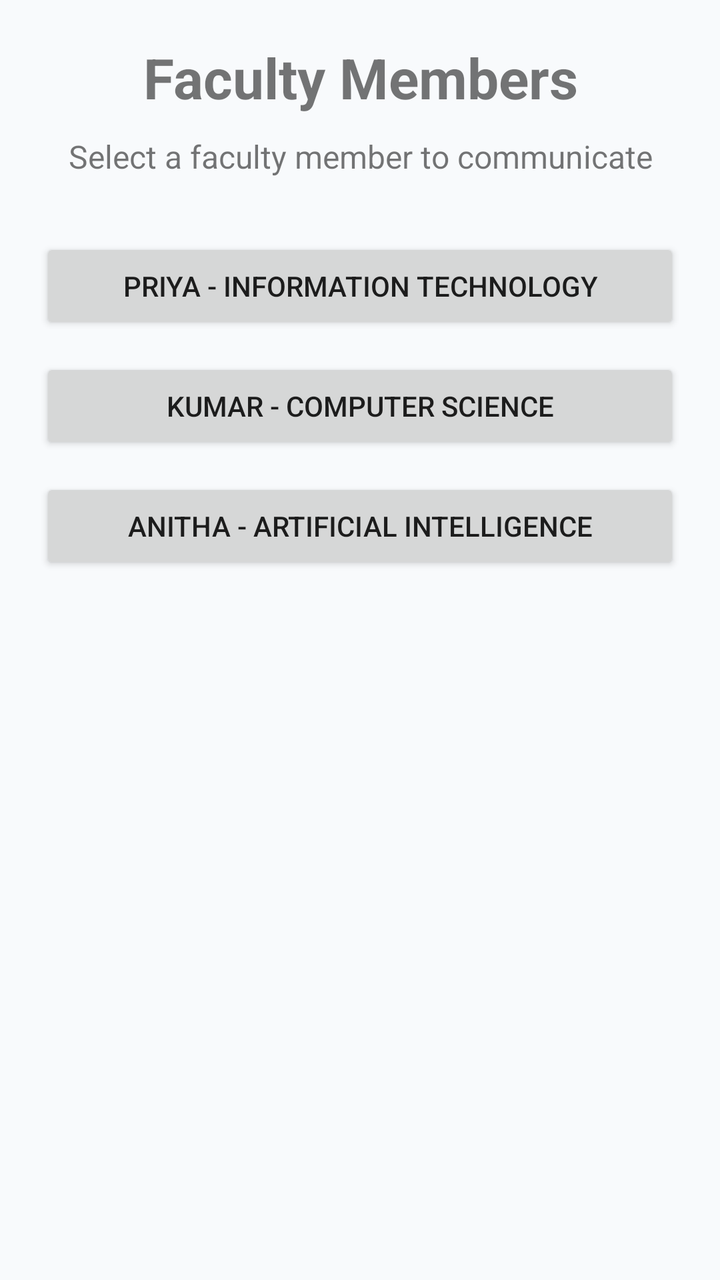
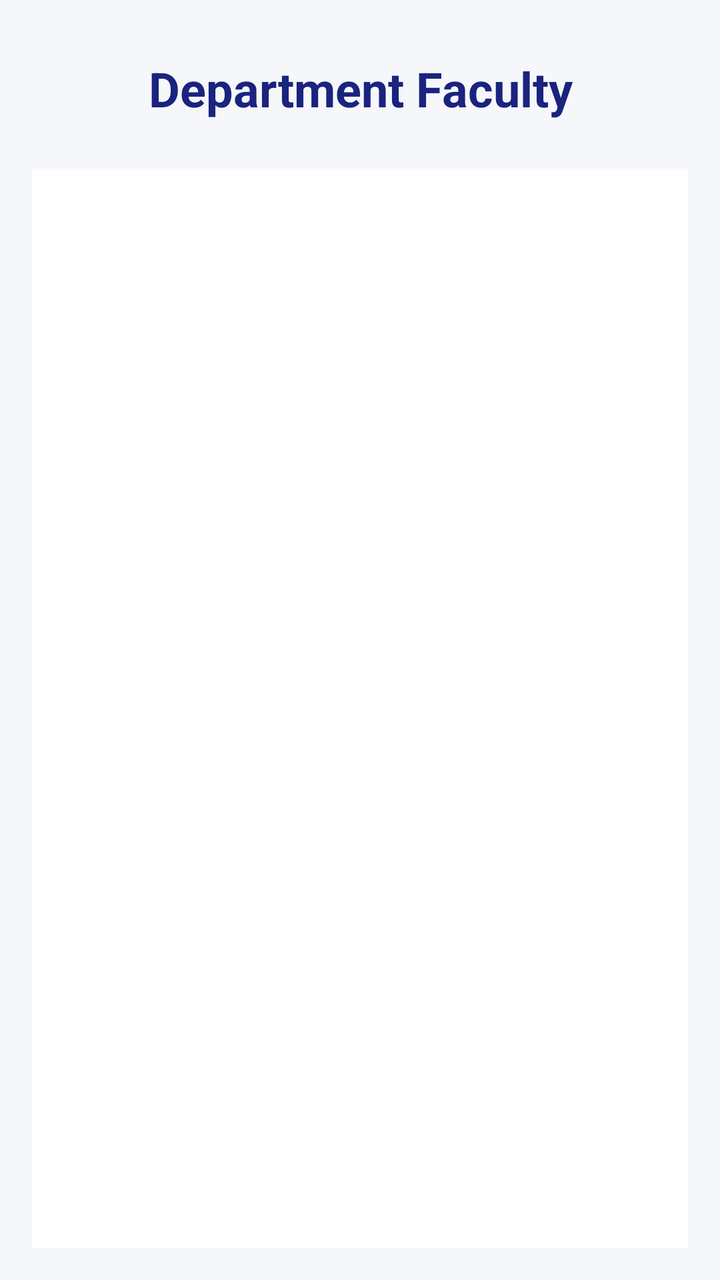

An Android layout rendered at two revisions. The XML below is the earlier revision; the diff shows what the commit changed to produce the second picture.
<!-- AndroidManifest.xml: application theme Theme.DeptFlow -->
<!-- res/layout/activity_faculty_list.xml -->
<?xml version="1.0" encoding="utf-8"?>
<ScrollView xmlns:android="http://schemas.android.com/apk/res/android"
    android:layout_width="match_parent"
    android:layout_height="match_parent">

    <LinearLayout
        android:layout_width="match_parent"
        android:layout_height="wrap_content"
        android:orientation="vertical"
        android:padding="20dp">

        <TextView
            android:layout_width="match_parent"
            android:layout_height="wrap_content"
            android:text="Faculty Members"
            android:textSize="28sp"
            android:textStyle="bold"
            android:gravity="center"
            android:layout_marginBottom="10dp" />

        <TextView
            android:layout_width="match_parent"
            android:layout_height="wrap_content"
            android:text="Select a faculty member to communicate"
            android:textSize="16sp"
            android:gravity="center"
            android:layout_marginBottom="30dp" />

        <Button
            android:id="@+id/btnFaculty1"
            android:layout_width="match_parent"
            android:layout_height="wrap_content"
            android:text="Priya - Information Technology"
            android:layout_marginBottom="12dp" />

        <Button
            android:id="@+id/btnFaculty2"
            android:layout_width="match_parent"
            android:layout_height="wrap_content"
            android:text="Kumar - Computer Science"
            android:layout_marginBottom="12dp" />

        <Button
            android:id="@+id/btnFaculty3"
            android:layout_width="match_parent"
            android:layout_height="wrap_content"
            android:text="Anitha - Artificial Intelligence" />

    </LinearLayout>

</ScrollView>
<!-- resources referenced by this layout -->
<resources>
  <style name="Theme.DeptFlow" parent="Theme.MaterialComponents.DayNight.NoActionBar">
          
          <item name="colorPrimary">@color/primary</item>
          <item name="colorPrimaryVariant">@color/primary_dark</item>
          <item name="colorOnPrimary">@color/text_on_primary</item>
          
          <item name="colorSecondary">@color/accent</item>
          <item name="colorSecondaryVariant">@color/accent_light</item>
          <item name="colorOnSecondary">@color/text_on_primary</item>
          
          <item name="android:statusBarColor">@color/primary_dark</item>
          <item name="android:windowLightStatusBar" tools:targetApi="m">false</item>
          <item name="android:windowBackground">@color/background</item>
      </style>
  <color name="primary">#1E3A8A</color>
  <color name="primary_dark">#172554</color>
  <color name="text_on_primary">#FFFFFF</color>
  <color name="accent">#0D9488</color>
  <color name="accent_light">#14B8A6</color>
  <color name="background">#F8FAFC</color>
</resources>

<!-- the commit's change to res/layout/activity_faculty_list.xml (unified diff, before → after) -->
@@ -1,51 +1,35 @@
 <?xml version="1.0" encoding="utf-8"?>
-<ScrollView xmlns:android="http://schemas.android.com/apk/res/android"
+<LinearLayout xmlns:android="http://schemas.android.com/apk/res/android"
     android:layout_width="match_parent"
-    android:layout_height="match_parent">
+    android:layout_height="match_parent"
+    android:orientation="vertical"
+    android:padding="16dp"
+    android:background="#F5F7FA">
 
-    <LinearLayout
+    
+
+    <TextView
+        android:id="@+id/tvFacultyTitle"
         android:layout_width="match_parent"
         android:layout_height="wrap_content"
-        android:orientation="vertical"
-        android:padding="20dp">
+        android:text="Department Faculty"
+        android:textSize="24sp"
+        android:textStyle="bold"
+        android:textColor="#1A237E"
+        android:gravity="center"
+        android:padding="12dp"
+        android:layout_marginBottom="12dp" />
 
-        <TextView
-            android:layout_width="match_parent"
-            android:layout_height="wrap_content"
-            android:text="Faculty Members"
-            android:textSize="28sp"
-            android:textStyle="bold"
-            android:gravity="center"
-            android:layout_marginBottom="10dp" />
+    
 
-        <TextView
-            android:layout_width="match_parent"
-            android:layout_height="wrap_content"
-            android:text="Select a faculty member to communicate"
-            android:textSize="16sp"
-            android:gravity="center"
-            android:layout_marginBottom="30dp" />
+    <ListView
+        android:id="@+id/listFaculty"
+        android:layout_width="match_parent"
+        android:layout_height="0dp"
+        android:layout_weight="1"
+        android:divider="#D0D0D0"
+        android:dividerHeight="1dp"
+        android:background="#FFFFFF"
+        android:padding="4dp" />
 
-        <Button
-            android:id="@+id/btnFaculty1"
-            android:layout_width="match_parent"
-            android:layout_height="wrap_content"
-            android:text="Priya - Information Technology"
-            android:layout_marginBottom="12dp" />
-
-        <Button
-            android:id="@+id/btnFaculty2"
-            android:layout_width="match_parent"
-            android:layout_height="wrap_content"
-            android:text="Kumar - Computer Science"
-            android:layout_marginBottom="12dp" />
-
-        <Button
-            android:id="@+id/btnFaculty3"
-            android:layout_width="match_parent"
-            android:layout_height="wrap_content"
-            android:text="Anitha - Artificial Intelligence" />
-
-    </LinearLayout>
-
-</ScrollView>
+</LinearLayout>
